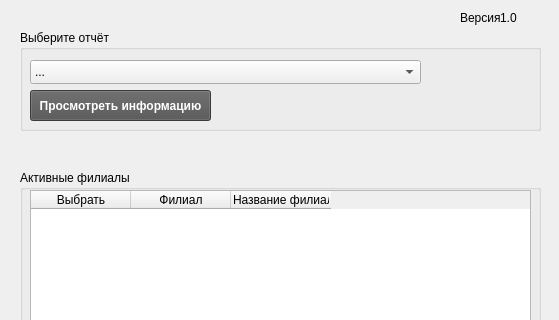
The window that src/gui/filial_cp.ui (vzubriichuk/Filials_control_panel) describes before a commit, drawn with Qt 5; both pictures show x 0 to 559 and y 0 to 320 of the 559 by 615 pixel window.
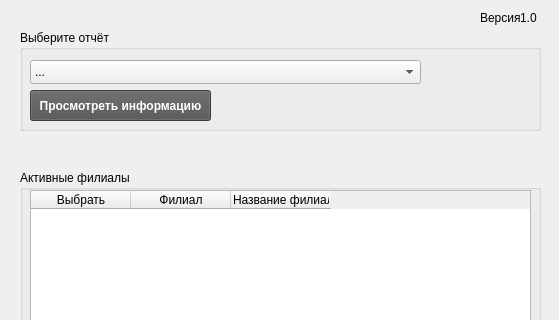
The same window after the commit.

Commit message: Fix screen splash

What changed in the file:
```diff
--- a/src/gui/filial_cp.ui
+++ b/src/gui/filial_cp.ui
@@ -209,7 +209,7 @@
    <widget class="QLabel" name="lbl_version">
     <property name="geometry">
      <rect>
-      <x>460</x>
+      <x>480</x>
       <y>10</y>
       <width>41</width>
       <height>16</height>
@@ -222,9 +222,9 @@
    <widget class="QLabel" name="lbl_ver_num">
     <property name="geometry">
      <rect>
-      <x>500</x>
+      <x>520</x>
       <y>10</y>
-      <width>41</width>
+      <width>31</width>
       <height>16</height>
      </rect>
     </property>
```
The commit also changes 5 other files.
